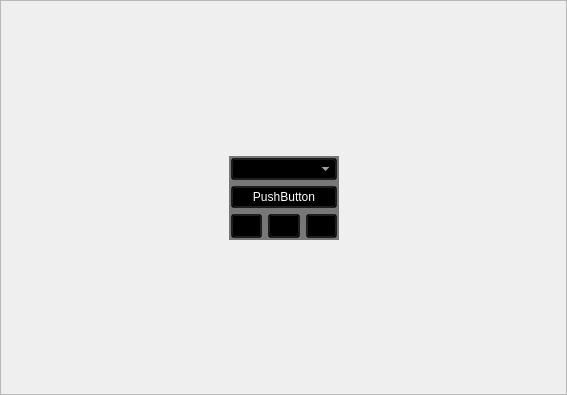
Old version of the form client/electricalsimulator.ui in the repository lev12/launcher.
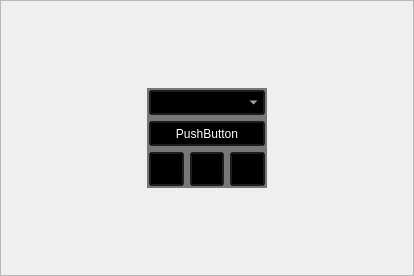
New version of the form.

Patch:
```diff
--- a/client/electricalsimulator.ui
+++ b/client/electricalsimulator.ui
@@ -6,8 +6,8 @@
    <rect>
     <x>0</x>
     <y>0</y>
-    <width>567</width>
-    <height>395</height>
+    <width>414</width>
+    <height>276</height>
    </rect>
   </property>
   <property name="windowTitle">
@@ -55,10 +55,13 @@
        <property name="orientation">
         <enum>Qt::Vertical</enum>
        </property>
+       <property name="sizeType">
+        <enum>QSizePolicy::Expanding</enum>
+       </property>
        <property name="sizeHint" stdset="0">
         <size>
          <width>20</width>
-         <height>40</height>
+         <height>500</height>
         </size>
        </property>
       </spacer>
@@ -73,14 +76,14 @@
        </property>
        <property name="minimumSize">
         <size>
-         <width>110</width>
-         <height>80</height>
+         <width>120</width>
+         <height>100</height>
         </size>
        </property>
        <property name="maximumSize">
         <size>
-         <width>300</width>
-         <height>300</height>
+         <width>250</width>
+         <height>220</height>
         </size>
        </property>
        <property name="styleSheet">
@@ -102,6 +105,12 @@
         </property>
         <item>
          <widget class="QComboBox" name="comboBox">
+          <property name="minimumSize">
+           <size>
+            <width>25</width>
+            <height>25</height>
+           </size>
+          </property>
           <property name="styleSheet">
            <string notr="true">color: rgb(255, 255, 255);
 selection-color: rgb(255, 255, 255);</string>
@@ -110,6 +119,12 @@
         </item>
         <item>
          <widget class="QPushButton" name="start">
+          <property name="minimumSize">
+           <size>
+            <width>0</width>
+            <height>25</height>
+           </size>
+          </property>
           <property name="styleSheet">
            <string notr="true">color: rgb(255, 255, 255);</string>
           </property>
@@ -193,10 +208,13 @@
        <property name="orientation">
         <enum>Qt::Vertical</enum>
        </property>
+       <property name="sizeType">
+        <enum>QSizePolicy::Expanding</enum>
+       </property>
        <property name="sizeHint" stdset="0">
         <size>
          <width>20</width>
-         <height>40</height>
+         <height>500</height>
         </size>
        </property>
       </spacer>
```
